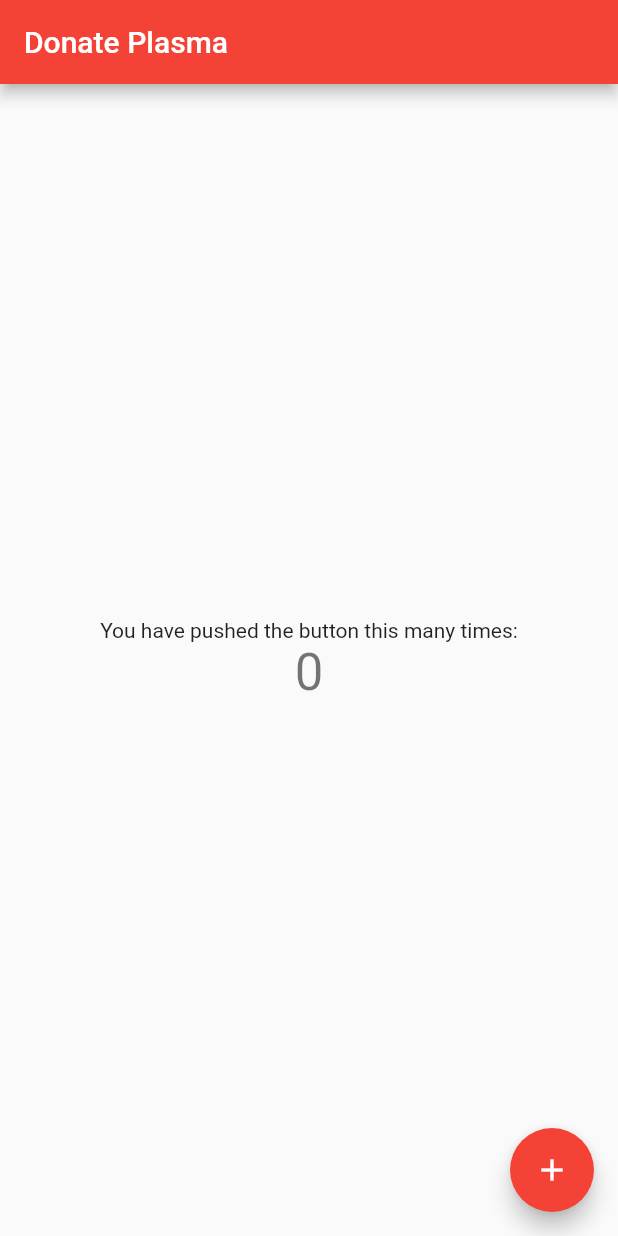
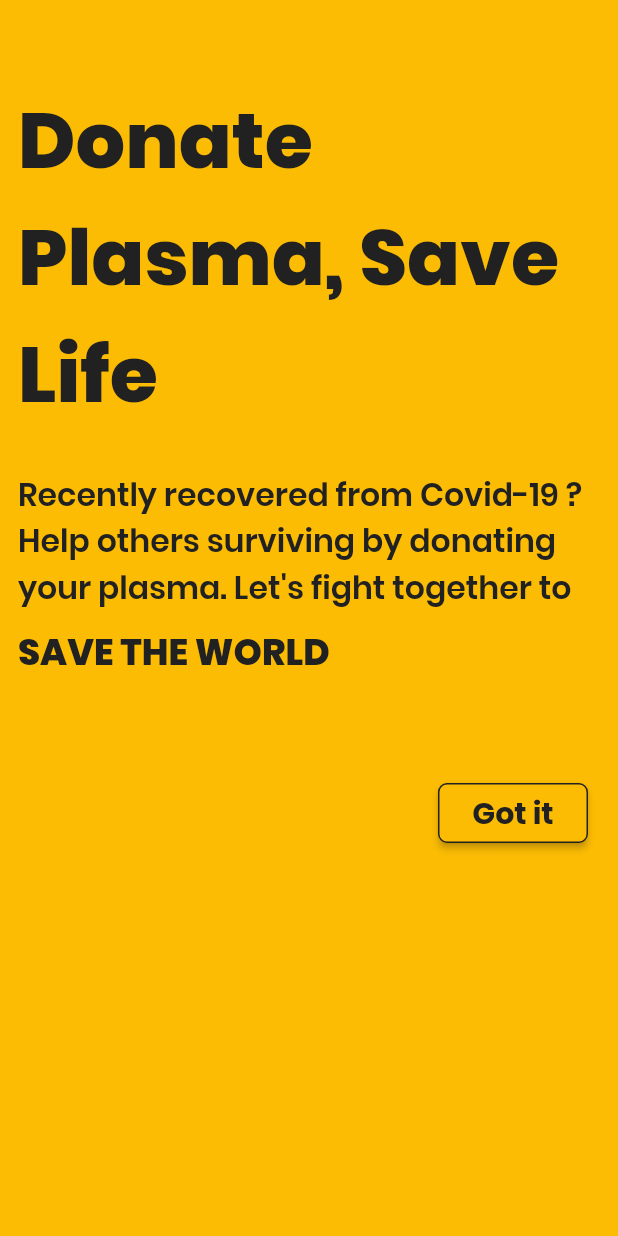
Before and after one commit to TeamTigers/donate_plasma, a Flutter app: the screen it shows after launch, on a phone screen of 412 x 824 dp. Run offline on Flutter 3.47's test engine with Material 2 defaults, Android fonts, the phone set to English and light mode, and no system bars.

Commit message:
built banner design

```diff
--- /dev/null
+++ b/lib/constants/color_constants.dart
@@ -0,0 +1,5 @@
+import 'package:flutter/material.dart';
+
+const kPrimaryColor = const Color(0xffFCBC04);
+const kAccentColor = const Color(0xFF212121);
+const kBannerBasicColor = const Color(0xFFFFFFFF);
--- /dev/null
+++ b/lib/constants/text_style_constants.dart
@@ -0,0 +1,25 @@
+import 'package:flutter/material.dart';
+
+const kBannerTitleStyle = const TextStyle(
+  fontFamily: 'Poppins',
+  fontWeight: FontWeight.w800,
+  fontSize: 52.0,
+  color: const Color(0xff212121),
+  decoration: TextDecoration.none
+);
+
+const kBannerSubTitleStyle = const TextStyle(
+    fontFamily: 'Poppins',
+    fontWeight: FontWeight.w600,
+    color: const Color(0xFF212121),
+    fontSize: 21.0,
+    decoration: TextDecoration.none
+);
+
+const kBannerSub02TitleStyle = const TextStyle(
+    fontFamily: 'Poppins',
+    fontWeight: FontWeight.w800,
+    color: const Color(0xFF212121),
+    fontSize: 24.0,
+    decoration: TextDecoration.none
+);
--- a/lib/main.dart
+++ b/lib/main.dart
@@ -1,4 +1,6 @@
+import 'package:donateplasma/screens/BannerScreen.dart';
 import 'package:flutter/material.dart';
+import 'package:donateplasma/constants/color_constants.dart';
 
 void main() {
   runApp(MyApp());
@@ -11,108 +13,11 @@ class MyApp extends StatelessWidget {
     return MaterialApp(
       title: 'Flutter Demo',
       theme: ThemeData(
-        // This is the theme of your application.
-        //
-        // Try running your application with "flutter run". You'll see the
-        // application has a blue toolbar. Then, without quitting the app, try
-        // changing the primarySwatch below to Colors.green and then invoke
-        // "hot reload" (press "r" in the console where you ran "flutter run",
-        // or simply save your changes to "hot reload" in a Flutter IDE).
-        // Notice that the counter didn't reset back to zero; the application
-        // is not restarted.
-        primarySwatch: Colors.red,
-        // This makes the visual density adapt to the platform that you run
-        // the app on. For desktop platforms, the controls will be smaller and
-        // closer together (more dense) than on mobile platforms.
-        visualDensity: VisualDensity.adaptivePlatformDensity,
+        primaryColor: kPrimaryColor,
+        accentColor: kAccentColor
       ),
-      home: MyHomePage(title: 'Donate Plasma'),
+      home: BannerScreen(),
       debugShowCheckedModeBanner: false,
     );
   }
 }
-
-class MyHomePage extends StatefulWidget {
-  MyHomePage({Key key, this.title}) : super(key: key);
-
-  // This widget is the home page of your application. It is stateful, meaning
-  // that it has a State object (defined below) that contains fields that affect
-  // how it looks.
-
-  // This class is the configuration for the state. It holds the values (in this
-  // case the title) provided by the parent (in this case the App widget) and
-  // used by the build method of the State. Fields in a Widget subclass are
-  // always marked "final".
-
-  final String title;
-
-  @override
-  _MyHomePageState createState() => _MyHomePageState();
-}
-
-class _MyHomePageState extends State<MyHomePage> {
-  int _counter = 0;
-
-  void _incrementCounter() {
-    setState(() {
-      // This call to setState tells the Flutter framework that something has
-      // changed in this State, which causes it to rerun the build method below
-      // so that the display can reflect the updated values. If we changed
-      // _counter without calling setState(), then the build method would not be
-      // called again, and so nothing would appear to happen.
-      _counter++;
-    });
-  }
-
-  @override
-  Widget build(BuildContext context) {
-    // This method is rerun every time setState is called, for instance as done
-    // by the _incrementCounter method above.
-    //
-    // The Flutter framework has been optimized to make rerunning build methods
-    // fast, so that you can just rebuild anything that needs updating rather
-    // than having to individually change instances of widgets.
-    return Scaffold(
-      appBar: AppBar(
-        // Here we take the value from the MyHomePage object that was created by
-        // the App.build method, and use it to set our appbar title.
-        title: Text(widget.title),
-      ),
-      body: Center(
-        // Center is a layout widget. It takes a single child and positions it
-        // in the middle of the parent.
-        child: Column(
-          // Column is also a layout widget. It takes a list of children and
-          // arranges them vertically. By default, it sizes itself to fit its
-          // children horizontally, and tries to be as tall as its parent.
-          //
-          // Invoke "debug painting" (press "p" in the console, choose the
-          // "Toggle Debug Paint" action from the Flutter Inspector in Android
-          // Studio, or the "Toggle Debug Paint" command in Visual Studio Code)
-          // to see the wireframe for each widget.
-          //
-          // Column has various properties to control how it sizes itself and
-          // how it positions its children. Here we use mainAxisAlignment to
-          // center the children vertically; the main axis here is the vertical
-          // axis because Columns are vertical (the cross axis would be
-          // horizontal).
-          mainAxisAlignment: MainAxisAlignment.center,
-          children: <Widget>[
-            Text(
-              'You have pushed the button this many times:',
-            ),
-            Text(
-              '$_counter',
-              style: Theme.of(context).textTheme.headline4,
-            ),
-          ],
-        ),
-      ),
-      floatingActionButton: FloatingActionButton(
-        onPressed: _incrementCounter,
-        tooltip: 'Increment',
-        child: Icon(Icons.add),
-      ), // This trailing comma makes auto-formatting nicer for build methods.
-    );
-  }
-}
--- /dev/null
+++ b/lib/screens/BannerScreen.dart
@@ -0,0 +1,71 @@
+import 'package:donateplasma/constants/text_style_constants.dart';
+import 'package:flutter/material.dart';
+import 'package:donateplasma/constants/color_constants.dart';
+
+class BannerScreen extends StatelessWidget {
+  @override
+  Widget build(BuildContext context) {
+    return Container(
+      height: 800.0,
+      color: kPrimaryColor,
+      child: Padding(
+        padding: const EdgeInsets.fromLTRB(12, 55, 0, 0),
+        child: Column(
+          crossAxisAlignment: CrossAxisAlignment.start,
+          children: <Widget>[
+            Text(
+              'Donate Plasma, Save Life',
+              style: kBannerTitleStyle,
+            ),
+            SizedBox(
+              height: 25.0,
+            ),
+            Text(
+              'Recently recovered from Covid-19 ? Help others surviving by donating your plasma. Let\'s fight together to',
+              style: kBannerSubTitleStyle,
+            ),
+            SizedBox(
+              height: 10.0,
+            ),
+            Text(
+              'SAVE THE WORLD',
+              style: kBannerSub02TitleStyle,
+            ),
+            SizedBox(
+              height: 65.0,
+            ),
+            Padding(
+              padding: const EdgeInsets.fromLTRB(0, 0, 20, 0),
+              child: Row(
+                mainAxisAlignment: MainAxisAlignment.end,
+                children: <Widget>[
+                  ButtonTheme(
+                    minWidth: 100.0,
+                    height: 40.0,
+                    child: RaisedButton(
+                      onPressed: () {  },
+                      child: Text(
+                        'Got it',
+                        style: TextStyle(
+                          color: Theme.of(context).accentColor,
+                          fontWeight: FontWeight.bold,
+                          fontSize: 20.0,
+                          fontFamily: 'Poppins'
+                        ),
+                      ),
+                      color: Theme.of(context).primaryColor,
+                      shape: RoundedRectangleBorder(
+                          borderRadius: BorderRadius.circular(6.0),
+                          side: BorderSide(color: Theme.of(context).accentColor,)
+                      ),
+                    ),
+                  )
+                ],
+              ),
+            )
+          ],
+        ),
+      ),
+    );
+  }
+}
--- /dev/null
+++ b/lib/screens/HomeScreen.dart
@@ -0,0 +1,19 @@
+import 'package:flutter/material.dart';
+
+class HomeScreen extends StatefulWidget {
+  @override
+  _HomeScreenState createState() => _HomeScreenState();
+}
+
+class _HomeScreenState extends State<HomeScreen> {
+  @override
+  Widget build(BuildContext context) {
+    return Scaffold(
+      appBar: AppBar(
+        title: Text('Donate Plasma'),
+        backgroundColor: Theme.of(context).primaryColor,
+      ),
+      body: Container()
+    );
+  }
+}
```
Also changed, not shown: pubspec.yaml (+18 -17 lines), assets/fonts/Poppins-Bold.ttf (added), assets/fonts/Poppins-ExtraBold.ttf (added), assets/fonts/Poppins-ExtraLight.ttf (added), assets/fonts/Poppins-Light.ttf (added), assets/fonts/Poppins-Regular.ttf (added), assets/fonts/Poppins-SemiBold.ttf (added), assets/images/gift.png (added), pubspec.lock, 1 other file.
